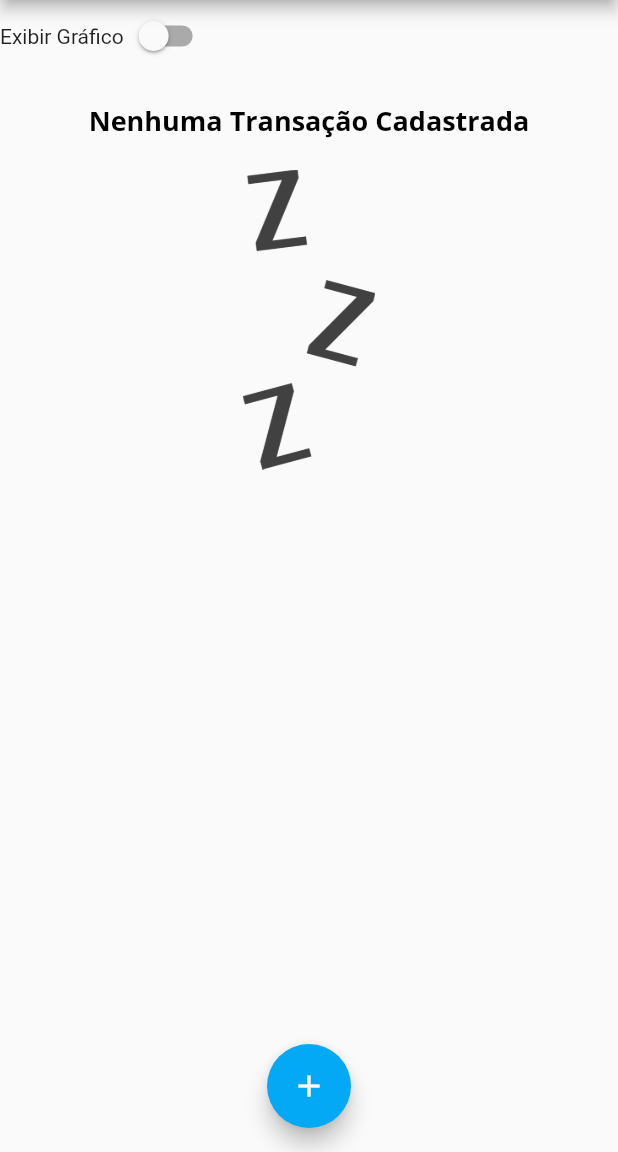
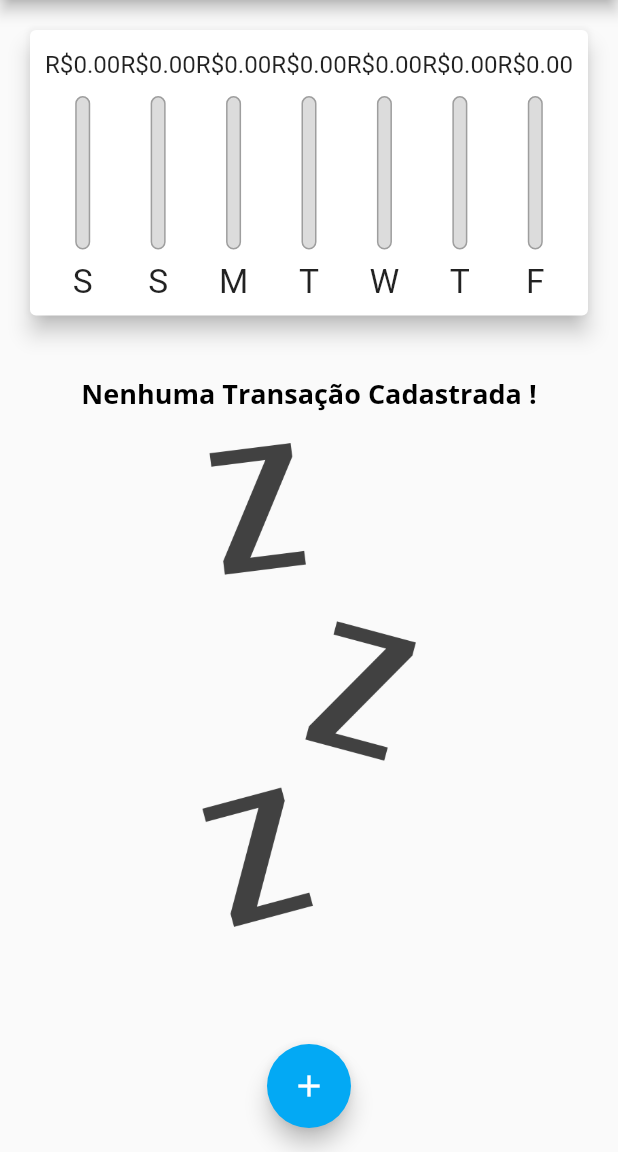
Before and after one commit to Icimm/expenses, a Flutter app: the screen it shows after launch, on a phone screen of 412 x 824 dp, the part 84-1236 px from its top. Run offline on Flutter 3.47's test engine with Material 2 defaults, Android fonts, the phone set to English and light mode, and no system bars.

Commit message:
criacao da aplicacao
estilizacao

funcoes e classes

importacao de pacote inml

estilizção e criação de formulario

separção da arvore de widgets em components

criação de novos components

adicao de cores no tema

adicao de novas fontes

criação do Chart

projeto em andamento

e novas adições Visuais

criação do grafico e funcoes no modal

aprimorando responsividades

melhorando a aplicação

adição de novas funçoes

e correção nos estados da aplicação

ajustes no modo paisagem

e adição de novas constantes e funcionalidade na aplicação
adição de novos icones no appbar

```diff
--- a/lib/components/chart.dart
+++ b/lib/components/chart.dart
@@ -2,8 +2,6 @@ import '../models/transactions.dart';
 import 'chart_bar.dart';
 import 'package:flutter/material.dart';
 import 'package:intl/intl.dart';
-
-
 
 class Chart extends StatelessWidget {
 
@@ -28,9 +26,6 @@ class Chart extends StatelessWidget {
          totalSum += recentTransaction[i].value;
        }
       }
-
-      print(DateFormat.E().format(weekDay)[0]);
-      print(totalSum);
 
       return{
         'day':DateFormat.E().format(weekDay)[0],
--- a/lib/components/chart_bar.dart
+++ b/lib/components/chart_bar.dart
@@ -1,14 +1,14 @@
 import 'package:flutter/material.dart';
 
 class ChartBar extends StatelessWidget {
-
   final String label;
   final double value;
   final double percentage;
 
   ChartBar({
     required this.label,
-    required this.value, required this.percentage,
+    required this.value,
+    required this.percentage,
   });
 
   @override
@@ -18,14 +18,14 @@ class ChartBar extends StatelessWidget {
         return Column(
           children: <Widget>[
             SizedBox(
-              height: 20,
+              height: constraints.maxHeight * 0.15,
               child: FittedBox(
                 child: Text('R\$${value.toStringAsFixed(2)}'),
               ),
             ),
-            SizedBox( height: 5),
+            SizedBox(height: constraints.maxHeight * 0.05),
             SizedBox(
-              height: 60,
+              height: constraints.maxHeight * 0.6,
               width: 10,
               child: Stack(
                 alignment: Alignment.bottomCenter,
@@ -44,9 +44,7 @@ class ChartBar extends StatelessWidget {
                     heightFactor: percentage,
                     child: Container(
                       decoration: BoxDecoration(
-                        color: Theme
-                            .of(context)
-                            .primaryColor,
+                        color: Theme.of(context).primaryColor,
                         borderRadius: BorderRadius.circular(5),
                       ),
                     ),
@@ -54,8 +52,13 @@ class ChartBar extends StatelessWidget {
                 ],
               ),
             ),
-            SizedBox( height: 5),
-            Text(label),
+            SizedBox(height: constraints.maxHeight * 0.05),
+            SizedBox(
+              height: constraints.maxHeight * 0.15,
+              child: FittedBox(
+                child: Text(label),
+              ),
+            ),
           ],
         );
       },
--- a/lib/components/transaction_list.dart
+++ b/lib/components/transaction_list.dart
@@ -11,22 +11,26 @@ class TransactionList extends StatelessWidget {
 @override
   Widget build(BuildContext context) {
     return transactions.isEmpty
-        ? Column(
+        ? LayoutBuilder(
+            builder: (ctx, constraints) {
+              return Column(
                 children: <Widget>[
                   SizedBox(height: 20),
               Text(
-                'Nenhuma Transação Cadastrada',
+                 'Nenhuma Transação Cadastrada !',
                  style: Theme.of(context).textTheme.headline6,
                  ),
                   SizedBox(height: 20),
                   SizedBox(
-                height: 200,
+                    height: constraints.maxHeight * 0.6,
                     child: Image.asset(
                       'assets/images/waiting.png',
                       fit: BoxFit.cover,
                        ),
-              )
+                    ),
                  ],
+              );
+            },
           )
         : ListView.builder(
             itemCount: transactions.length,
@@ -42,7 +46,14 @@ class TransactionList extends StatelessWidget {
                   leading: CircleAvatar(
                     child: Padding(
                       padding: const EdgeInsets.all(6),
-                      child: FittedBox(child: Text('R\$${tr.value}')),
+                      child: FittedBox(
+                          child: Text(
+                              'R\$${tr.value}',
+                                  style: const TextStyle(
+                                  color: Colors.white,
+                            ),
+                          ),
+                       ),
                     ),
                   ),
                   title: Text(
@@ -52,10 +63,20 @@ class TransactionList extends StatelessWidget {
                   subtitle: Text(
                     DateFormat('d MMM y').format(tr.date),
                   ),
-                  trailing: IconButton(
+                  trailing: MediaQuery.of(context).size.width > 480
+                    ? TextButton.icon(
+                    onPressed: () => onRemove(tr.id),
+                    icon: Icon(Icons.delete,
+                    color: Theme.of(context).errorColor),
+                      label: Text('Excluir',
+                          style: TextStyle(
+                          color: Theme.of(context).errorColor),
+                      ),
+                    )
+                   : IconButton(
                     icon: Icon(Icons.delete),
+                    color: Theme.of(context).errorColor,
                     onPressed: () => onRemove(tr.id),
-                    color: Theme.of(context).errorColor,
                   ),
                 ),
               );
--- a/lib/main.dart
+++ b/lib/main.dart
@@ -1,6 +1,6 @@
 import 'dart:math';
+import 'dart:io';
 import 'package:flutter/services.dart';
-
 import 'models/transactions.dart';
 import 'components/transaction_form.dart';
 import 'components/transaction_list.dart';
@@ -97,6 +97,10 @@ List<Transaction> get _recentTransactions{
 
 @override
 Widget build(BuildContext context) {
+  final mediaQuery = MediaQuery.of(context);
+  bool isLandscape =
+      MediaQuery.of(context).orientation == Orientation.landscape;
+
   final appBar = AppBar(
     title: const Text('Despesas Pessoais'),
     actions: [
@@ -104,12 +108,20 @@ Widget build(BuildContext context) {
         icon: const Icon(Icons.add),
         onPressed: () => _opentransactionFormModal(context),
       ),
+      if (isLandscape) IconButton(
+        icon: Icon(_showChart ? Icons.list : Icons.show_chart),
+        onPressed: () {
+          setState(() {
+            _showChart = !_showChart;
+          });
+        },
+      ),
     ],
   );
 
    final avaliableHeight = MediaQuery.of(context).size.height
    - appBar.preferredSize.height -
-       MediaQuery.of(context).padding.top;
+       mediaQuery.padding.top;
 
     return Scaffold(
       appBar: appBar,
@@ -117,34 +129,39 @@ Widget build(BuildContext context) {
         child: Column(
         crossAxisAlignment: CrossAxisAlignment.stretch,
         children: <Widget> [
-          Row(
-            children: <Widget>[
-              Text('Exibir Gráfico'),
-              Switch(
-                  value: _showChart,
-                  onChanged: (value) {
-                    setState(() {
-                      _showChart = value;
-                    });
-                  },
-              ),
-            ],
-          ),
-          if (_showChart)
+      //   if (isLandscape)
+      // Row(
+      //   mainAxisAlignment: MainAxisAlignment.center,
+      //   children: <Widget>[
+      //     Text('Exibir Gráfico'),
+      //     Switch.adaptive(
+      //       activeColor: Theme.of(context).colorScheme.secondary,
+      //         value: _showChart,
+      //         onChanged: (value) {
+      //           setState(() {
+      //             _showChart = value;
+      //           });
+      //         },
+      //     ),
+      //   ],
+      // ),
+          if (_showChart || !isLandscape)
               SizedBox(
-              height: avaliableHeight * 0.3,
+              height: avaliableHeight * (isLandscape ? 0.8 : 0.3),
               child: Chart(_recentTransactions)
           ),
-          if (!_showChart)
+          if (!_showChart || !isLandscape)
           SizedBox(
-              height: avaliableHeight * 0.7,
+              height: avaliableHeight * (isLandscape ? 0.1 : 0.7),
               child: TransactionList(_transactions, _removeTransaction)
           ),
         ],
        ),
       ),
-      floatingActionButton: FloatingActionButton(
-        child: Icon(Icons.add),
+      floatingActionButton: Platform.isIOS
+          ? Container()
+          : FloatingActionButton(
+           child: Icon(Icons.add),
         onPressed: () => _opentransactionFormModal(context),
       ),
       floatingActionButtonLocation: FloatingActionButtonLocation.centerFloat,
```
Also changed, not shown: lib/components/transaction_form.dart (+11 -4 lines). Lines whose indentation alone changed are shown as unchanged.
